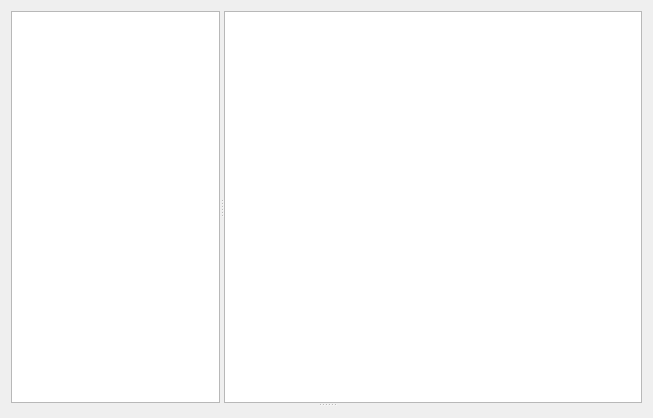
Qt form src/apps/mvvm-folders/preferenceswidget.ui (august-alt/policy-preferences-editor-prototype) before a commit.
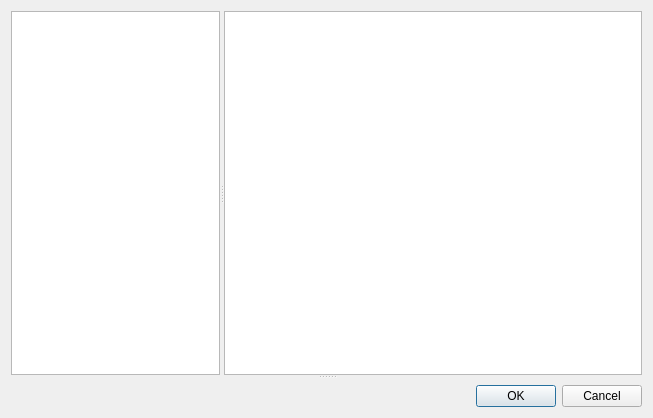
The same form after that commit. Custom widgets are drawn as their Qt base class.

The edit to the form file:
```diff
--- a/src/apps/mvvm-folders/preferenceswidget.ui
+++ b/src/apps/mvvm-folders/preferenceswidget.ui
@@ -76,6 +76,13 @@
      </widget>
     </widget>
    </item>
+   <item row="1" column="0">
+    <widget class="QDialogButtonBox" name="buttonBox">
+     <property name="standardButtons">
+      <set>QDialogButtonBox::Cancel|QDialogButtonBox::Ok</set>
+     </property>
+    </widget>
+   </item>
   </layout>
  </widget>
  <customwidgets>
```
Left out of the diff: 43 changed lines with no effect on the pictures.
